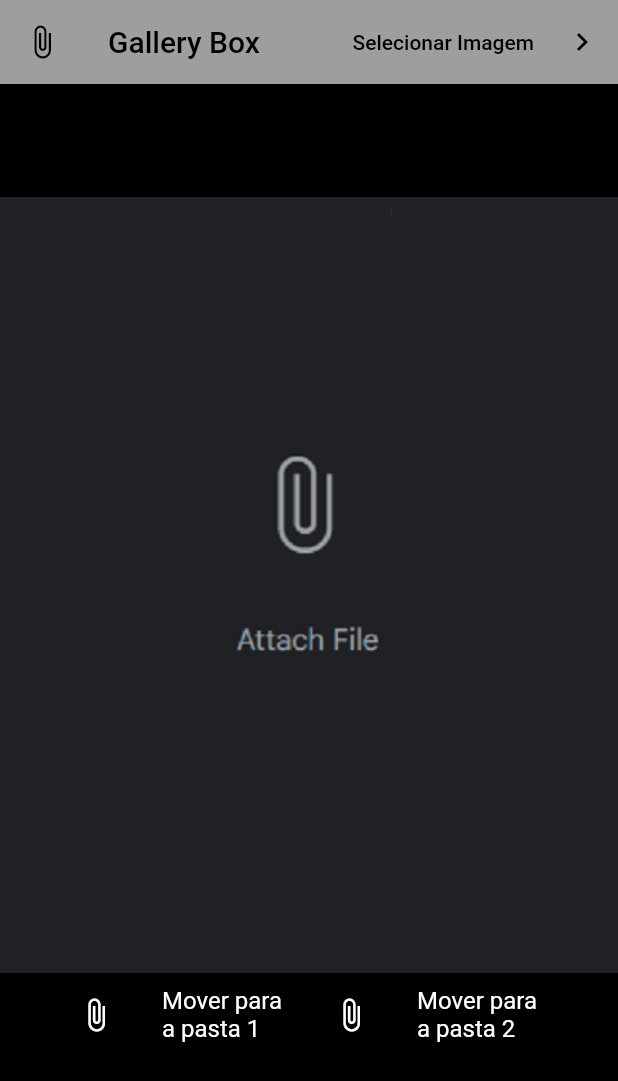
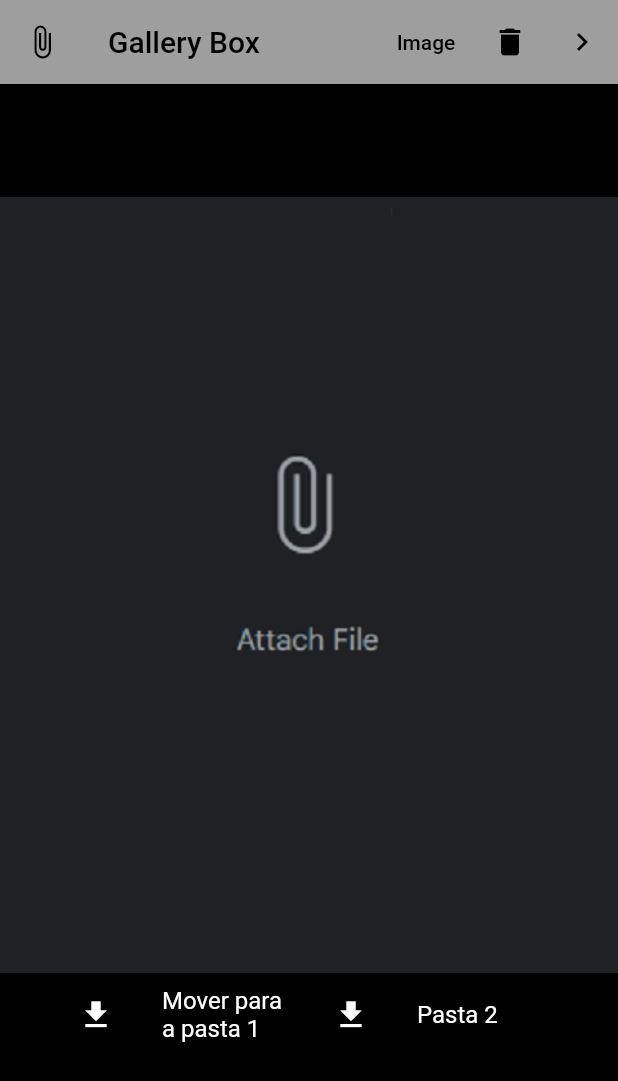
Before and after one commit to MatheusFrate/Gallery_Box, a Flutter app: the screen it shows after launch, after a tap on "Mover para a pasta 1", on a phone screen of 412 x 824 dp. Shown: the top 1081 px of the screen. Run offline on Flutter 3.47's test engine with Material 2 defaults, Android fonts, the phone set to English and light mode, and no system bars; our stand-ins replace file_picker, image_picker.

Commit message:
Alterado busca da pasta de imagens e delete de imagens

```diff
--- a/lib/main.dart
+++ b/lib/main.dart
@@ -1,8 +1,8 @@
 import 'dart:io';
 import 'dart:ui';
 
+import 'package:file_picker/file_picker.dart';
 import 'package:flutter/material.dart';
-import 'package:flutter/services.dart';
 import 'package:image_picker/image_picker.dart';
 
 void main() {
@@ -35,7 +35,9 @@ class MyHomePage extends StatefulWidget {
 }
 
 class _MyHomePageState extends State<MyHomePage> {
-  XFile? imagem;
+  String directory = '';
+  String ImagePath = '';
+
   @override
   Widget build(BuildContext context) {
     final ButtonStyle style =
@@ -49,9 +51,15 @@ class _MyHomePageState extends State<MyHomePage> {
             TextButton(
               style: style,
               onPressed: () {
-              selecionarImagem();
+                selecionarPasta();
               },
-            child: const Text('Selecionar Imagem'),
+              child: const Text('Image'),
+            ),
+            IconButton(
+              icon: const Icon(Icons.delete),
+              onPressed: () {
+                deleteImagem();
+              },
             ),
             IconButton(
               icon: const Icon(Icons.navigate_next),
@@ -81,12 +89,9 @@ class _MyHomePageState extends State<MyHomePage> {
               mainAxisAlignment: MainAxisAlignment.center,
               children: <Widget>[
                 Image(
-              image: imagem != null ? Image
-                  .file(File(imagem!.path))
+                  image: ImagePath != '' ? Image
+                      .file(File(ImagePath))
                       .image : AssetImage('assets/attach.png'),
-              //width: 800,
-              //height: 500,
-
                 ),
                 Row(
                   mainAxisSize: MainAxisSize.min,
@@ -95,7 +100,7 @@ class _MyHomePageState extends State<MyHomePage> {
                       width: 170,
                       height: 100,
                       child: ListTile(
-                    leading: Icon(Icons.attach_file),
+                        leading: Icon(Icons.download),
                         title: Text('Mover para a pasta 1'),
                         onTap: selecionarImagem,
                         iconColor: Colors.white,
@@ -106,8 +111,8 @@ class _MyHomePageState extends State<MyHomePage> {
                       width: 170,
                       height: 100,
                       child: ListTile(
-                    leading: Icon(Icons.attach_file),
-                    title: Text('Mover para a pasta 2'),
+                        leading: Icon(Icons.download),
+                        title: Text('Pasta 2'),
                         onTap: selecionarImagem,
                         iconColor: Colors.white,
                         textColor: Colors.white,
@@ -126,13 +131,45 @@ class _MyHomePageState extends State<MyHomePage> {
 
     try {
       XFile? file = await picker.pickImage(source: ImageSource.gallery);
-      if (file != null) setState(() => imagem = file);
+      if (file != null) {
+        setState(() => {
+          ImagePath = file.path
+        });
+      }
+    } catch (e) {
+      print(e);
+    }
+  }
+
+  selecionarPasta() async {
+    FilePicker.platform.clearTemporaryFiles();
+    String? directoryPath = await FilePicker.platform.getDirectoryPath();
+    directory = directoryPath!;
+    await changeImage();
+  }
+  changeImage() async {
+    List files = Directory(directory.toString()).listSync();
+    setState(() =>{
+      ImagePath = files[0].toString().substring(7, files[0].toString().length - 1)
+    });
+  }
+
+
+
+  Future<void> deleteImagem() async {
+    try {
+      FileSystemEntity x = await File(ImagePath);
+      print(directory);
+      if (x.existsSync()) {
+        x.deleteSync();
+        setState(() =>
+        {
+          ImagePath = '',1
+        });
+        //     await file.delete();
+      }
     } catch (e) {
       print(e);
     }
   }
 }
-
-  mover() {
-
-  }
--- a/pubspec.yaml
+++ b/pubspec.yaml
@@ -30,6 +30,10 @@ dependencies:
   flutter:
     sdk: flutter
   image_picker: ^0.8.2
+  file_picker: ^3.0.4
+  path_provider: ^2.0.9
+  permission_handler: ^9.2.0
+  #filesystem_picker: ^1.0.3
 
   # The following adds the Cupertino Icons font to your application.
   # Use with the CupertinoIcons class for iOS style icons.
```
Also changed, not shown: pubspec.lock, 1 other file. Lines whose indentation alone changed are shown as unchanged.
